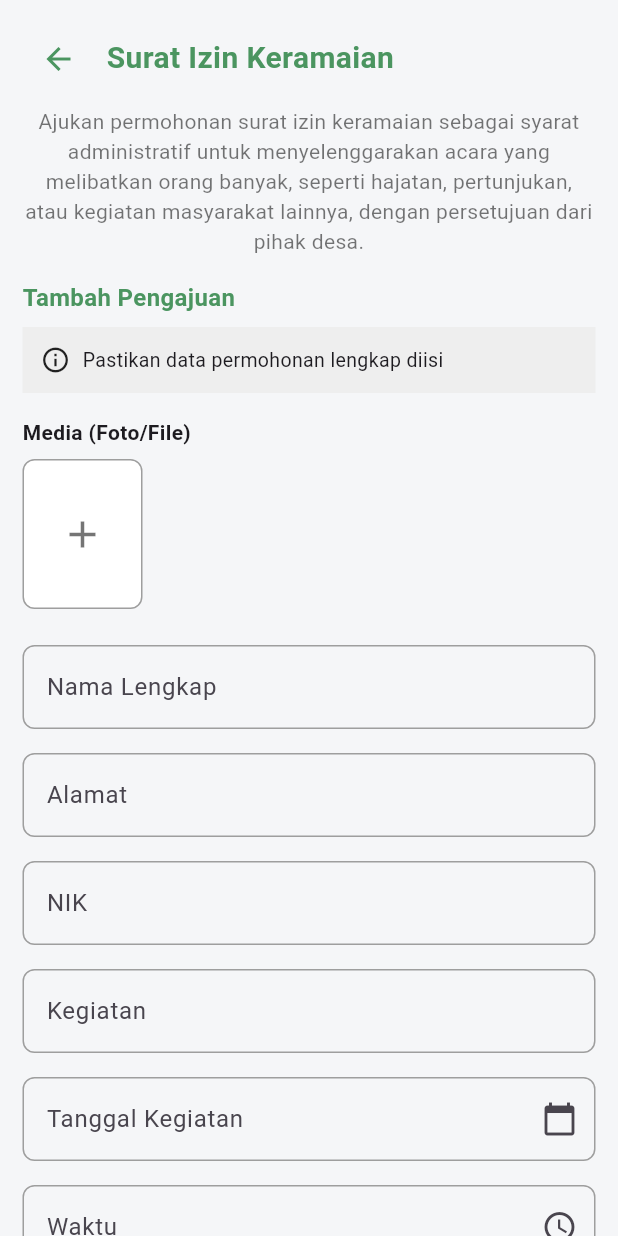
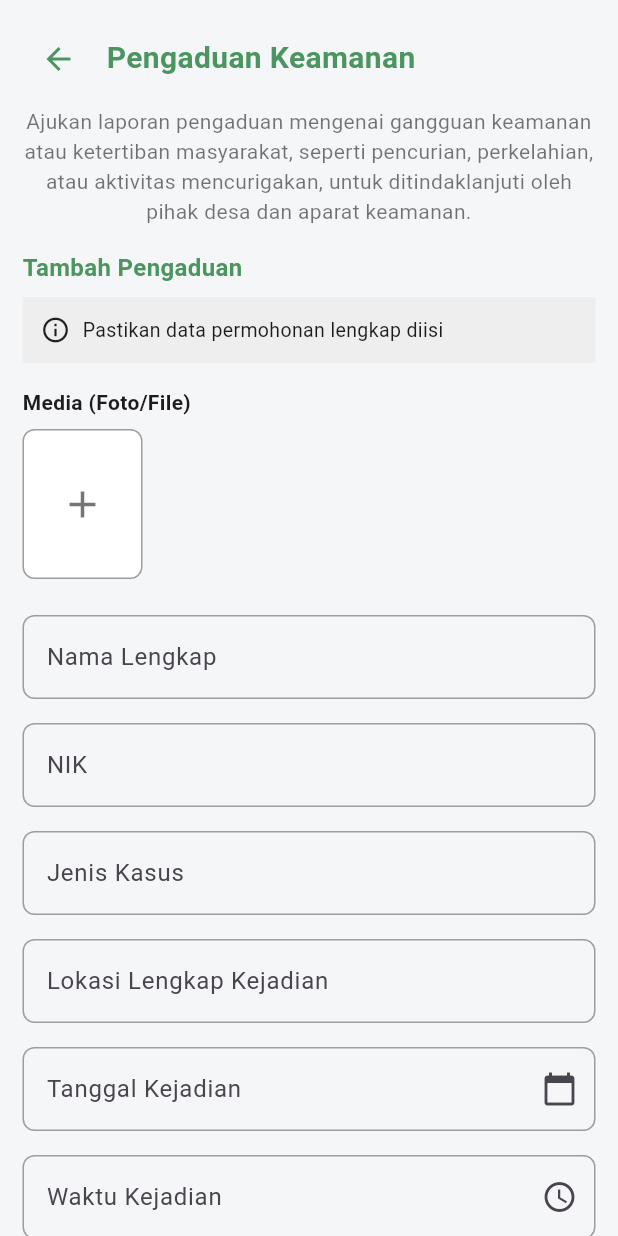
Before and after one commit to Donnz9/E-LaDes-2.0, a Flutter app: the PengaduanKeamanan screen opened directly with empty values, on a phone screen of 412 x 824 dp. Run offline on Flutter 3.47's test engine with Material 3 defaults, Android fonts, the phone set to English and light mode, and no system bars; our stand-ins replace file_picker, firebase_auth, firebase_core, google_fonts, google_sign_in, image_picker and 2 more; accounts and stored records are empty.

Commit message:
pengaduan keamanan

```diff
--- a/lib/Pages/Screens/Pengaduan/keamanan/keamanan.dart
+++ b/lib/Pages/Screens/Pengaduan/keamanan/keamanan.dart
@@ -1,9 +1,8 @@
 import 'package:elades20/Models/user_model.dart';
 import 'package:elades20/Pages/Widgets/form_widgets.dart';
 import 'package:elades20/Pages/Widgets/snackbar.dart';
-import 'package:elades20/Services/Pengajuan/pengajuan_service.dart';
+import 'package:elades20/Services/Pengaduan/pengaduan_service.dart';
 import 'package:flutter/material.dart';
-import 'package:flutter/services.dart';
 import 'package:permission_handler/permission_handler.dart';
 
 class PengaduanKeamanan extends StatefulWidget {
@@ -37,11 +36,12 @@ class _PengaduanKeamananState extends State<PengaduanKeamanan> {
 
   final TextEditingController _namaController = TextEditingController();
   final TextEditingController _nikController = TextEditingController();
-  final TextEditingController _alamatController = TextEditingController();
-  final TextEditingController _kegiatanController = TextEditingController();
+  final TextEditingController _jenisKasusController = TextEditingController();
+  final TextEditingController _lokasiController =
+      TextEditingController();
   final TextEditingController _tanggalController = TextEditingController();
   final TextEditingController _waktuController = TextEditingController();
-  final TextEditingController _tempatController = TextEditingController();
+  final TextEditingController _deskripsiController = TextEditingController();
 
   @override
   Widget build(BuildContext context) {
@@ -64,7 +64,7 @@ class _PengaduanKeamananState extends State<PengaduanKeamanan> {
                   ),
                   const SizedBox(width: 8),
                   const Text(
-                    "Surat Izin Keramaian",
+                    "Pengaduan Keamanan",
                     style: TextStyle(
                       fontSize: 20,
                       fontWeight: FontWeight.bold,
@@ -77,7 +77,7 @@ class _PengaduanKeamananState extends State<PengaduanKeamanan> {
               const SizedBox(height: 8),
               const Center(
                 child: Text(
-                  "Ajukan permohonan surat izin keramaian sebagai syarat administratif untuk menyelenggarakan acara yang melibatkan orang banyak, seperti hajatan, pertunjukan, atau kegiatan masyarakat lainnya, dengan persetujuan dari pihak desa.",
+                  "Ajukan laporan pengaduan mengenai gangguan keamanan atau ketertiban masyarakat, seperti pencurian, perkelahian, atau aktivitas mencurigakan, untuk ditindaklanjuti oleh pihak desa dan aparat keamanan.",
                   style: TextStyle(
                     fontSize: 14,
                     color: Colors.black54,
@@ -87,7 +87,7 @@ class _PengaduanKeamananState extends State<PengaduanKeamanan> {
               ),
               const SizedBox(height: 16),
               const Text(
-                "Tambah Pengajuan",
+                "Tambah Pengaduan",
                 style: TextStyle(
                   fontWeight: FontWeight.bold,
                   fontSize: 16,
@@ -119,31 +119,35 @@ class _PengaduanKeamananState extends State<PengaduanKeamanan> {
               const SizedBox(height: 16),
               FormWidgets.buildTextField(
                   label: "Nama Lengkap", controller: _namaController),
-              FormWidgets.buildTextField(
-                  label: "Alamat", controller: _alamatController),
               FormWidgets.buildNikField(
                   label: "NIK", controller: _nikController),
               FormWidgets.buildTextField(
-                  label: "Kegiatan", controller: _kegiatanController),
+                  label: "Jenis Kasus", controller: _jenisKasusController),
+              FormWidgets.buildTextField(
+                  label: "Lokasi Lengkap Kejadian",
+                  controller: _lokasiController),
               FormWidgets.buildDateField(
-                  label: "Tanggal Kegiatan",
-                  controller: _tanggalController,
+                  label: "Tanggal Kejadian",
+                  controller: _tanggalController, context: context),
+              FormWidgets.buildTimeField(
+                  label: "Waktu Kejadian",
+                  controller: _waktuController,
                   context: context),
-              FormWidgets.buildTimeField(
-                  label: "Waktu", controller: _waktuController, context: context),
               FormWidgets.buildTextField(
-                  label: "Tempat", controller: _tempatController),
+                  label: "Deskripsi",
+                  controller: _deskripsiController),
 
               const SizedBox(height: 24),
               ElevatedButton(
                 onPressed: () async {
-                  if (_namaController.text.isEmpty ||
+                  if (_mediaPaths.isEmpty ||
+                      _namaController.text.isEmpty ||
                       _nikController.text.isEmpty ||
-                      _kegiatanController.text.isEmpty ||
+                      _jenisKasusController.text.isEmpty ||
+                      _lokasiController.text.isEmpty ||
                       _tanggalController.text.isEmpty ||
                       _waktuController.text.isEmpty ||
-                      _tempatController.text.isEmpty ||
-                      _alamatController.text.isEmpty) {
+                      _deskripsiController.text.isEmpty) {
                     Snackbar.show(context, "Semua data wajib diisi!",
                         isError: true);
                     return;
@@ -164,8 +168,9 @@ class _PengaduanKeamananState extends State<PengaduanKeamanan> {
                             )),
                         TextButton(
                             onPressed: () => Navigator.of(context).pop(true),
-                            child: const Text("Sudah",
-                                style: TextStyle(color: Color(0xFF4B9560)),
+                            child: const Text(
+                              "Sudah",
+                              style: TextStyle(color: Color(0xFF4B9560)),
                             )),
                       ],
                     ),
@@ -186,14 +191,14 @@ class _PengaduanKeamananState extends State<PengaduanKeamanan> {
 
                   try {
                     // Jika user sudah
-                    final response = await KeramaianService.submitForm(
+                    final response = await KeamananService.submitForm(
                       nama: _namaController.text,
-                      alamat: _alamatController.text,
                       nik: _nikController.text,
-                      kegiatan: _kegiatanController.text,
+                      jenis_kasus: _jenisKasusController.text,
+                      lokasi_kejadian: _lokasiController.text,
                       tanggal: _tanggalController.text,
                       waktu: _waktuController.text,
-                      tempat: _tempatController.text,
+                      deskripsi: _deskripsiController.text,
                       filePaths: _mediaPaths, // Pass all media paths
                       username: widget.user.nama,
                     );
@@ -201,9 +206,9 @@ class _PengaduanKeamananState extends State<PengaduanKeamanan> {
                     Navigator.pop(context);
 
                     if (response['status'] == 'success') {
-                      Snackbar.show(context, "Pengajuan berhasil dikirim!");
+                      Snackbar.show(context, "Pengaduan berhasil dikirim!\nTerima kasih atas laporanya");
                       Navigator.pop(context);
-                      widget.onNavigate(0);
+                      widget.onNavigate(2);
                     } else {
                       Snackbar.show(context, "Gagal: ${response['message']}",
                           isError: true);
@@ -222,7 +227,7 @@ class _PengaduanKeamananState extends State<PengaduanKeamanan> {
                   ),
                 ),
                 child: const Text(
-                  "Ajukan Permohonan",
+                  "Ajukan Pengaduan",
                   style: TextStyle(
                     color: Colors.white,
                     fontWeight: FontWeight.bold,
--- a/lib/services/Pengaduan/pengaduan_service.dart
+++ b/lib/services/Pengaduan/pengaduan_service.dart
@@ -51,32 +51,26 @@ class InfrastrukturService {
 class KeamananService {
   static Future<Map<String, dynamic>> submitForm({
     required String nama,
-    required String tempatLahir,
-    required String tanggalLahir,
-    required String agama,
-    required String jenisKelamin,
-    required String pekerjaan,
-    required String alamat,
-    required String barang,
-    required String tanggalHilang,
-    required String tempatKehilangan,
+    required String nik,
+    required String jenis_kasus,
+    required String lokasi_kejadian,
+    required String tanggal,
+    required String waktu,
+    required String deskripsi,
     required List<String> filePaths, // boleh null
     required String username,
   }) async {
-    var uri = Uri.parse("${AppConfig.baseUrl}/pengajuan/pengajuan_kehilangan.php");
+    var uri = Uri.parse("${AppConfig.baseUrl}/pengaduan/pengaduan_keamanan.php");
     var request = http.MultipartRequest("POST", uri);
 
-    request.fields['kode_surat'] = "kehilangan barang";
+    request.fields['kode_pengaduan'] = "keamanan";
     request.fields['nama'] = nama;
-    request.fields['tempat_lahir'] = tempatLahir;
-    request.fields['tanggal_lahir'] = tanggalLahir;
-    request.fields['agama'] = agama;
-    request.fields['jenis_kelamin'] = jenisKelamin;
-    request.fields['pekerjaan'] = pekerjaan;
-    request.fields['alamat'] = alamat;
-    request.fields['barang'] = barang;
-    request.fields['tanggal_hilang'] = tanggalHilang;
-    request.fields['tempat_kehilangan'] = tempatKehilangan;
+    request.fields['nik'] = nik;
+    request.fields['jenis_kasus'] = jenis_kasus;
+    request.fields['lokasi_kejadian'] = lokasi_kejadian;
+    request.fields['tanggal'] = tanggal;
+    request.fields['waktu'] = waktu;
+    request.fields['deskripsi'] = deskripsi;
     request.fields['username'] = username;
 
     if (filePaths.isNotEmpty) {
```
Also changed, not shown: 4 other files.
